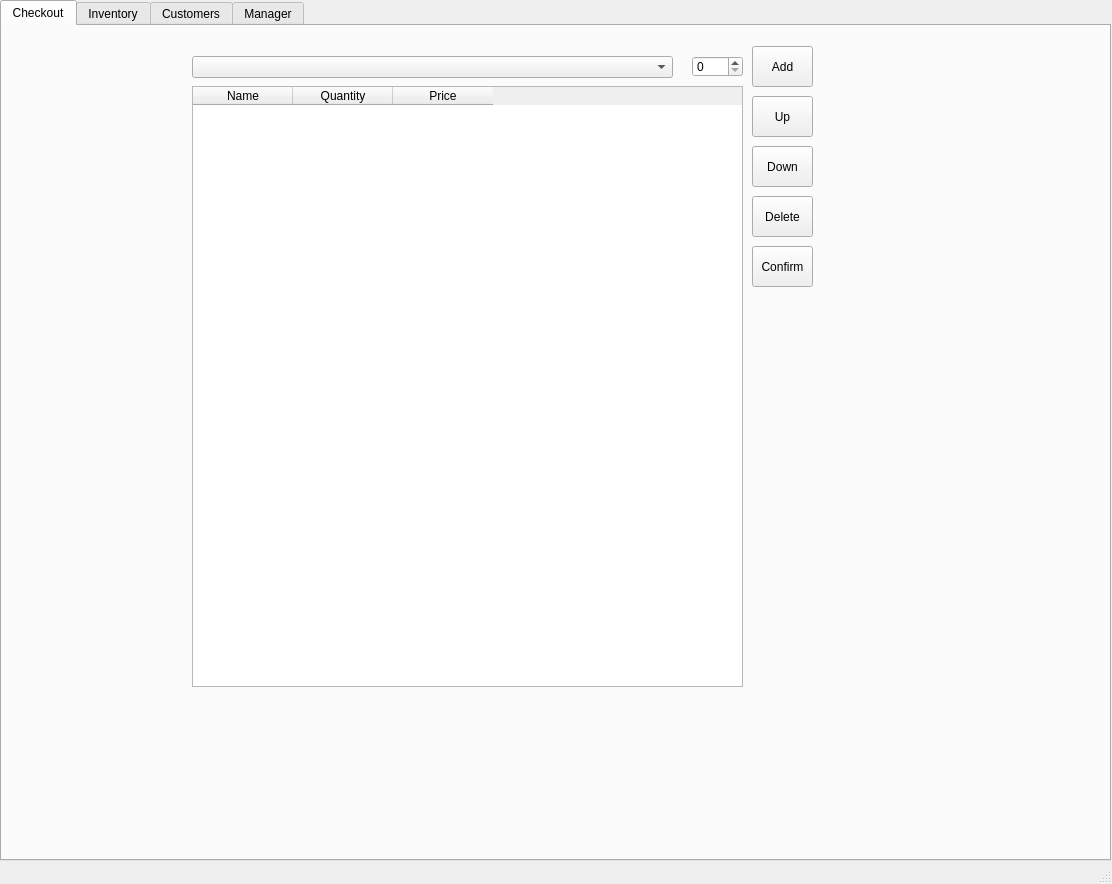
Qt form easy-cheese.ui (Crunchymcbones/Demo-store) before a commit.
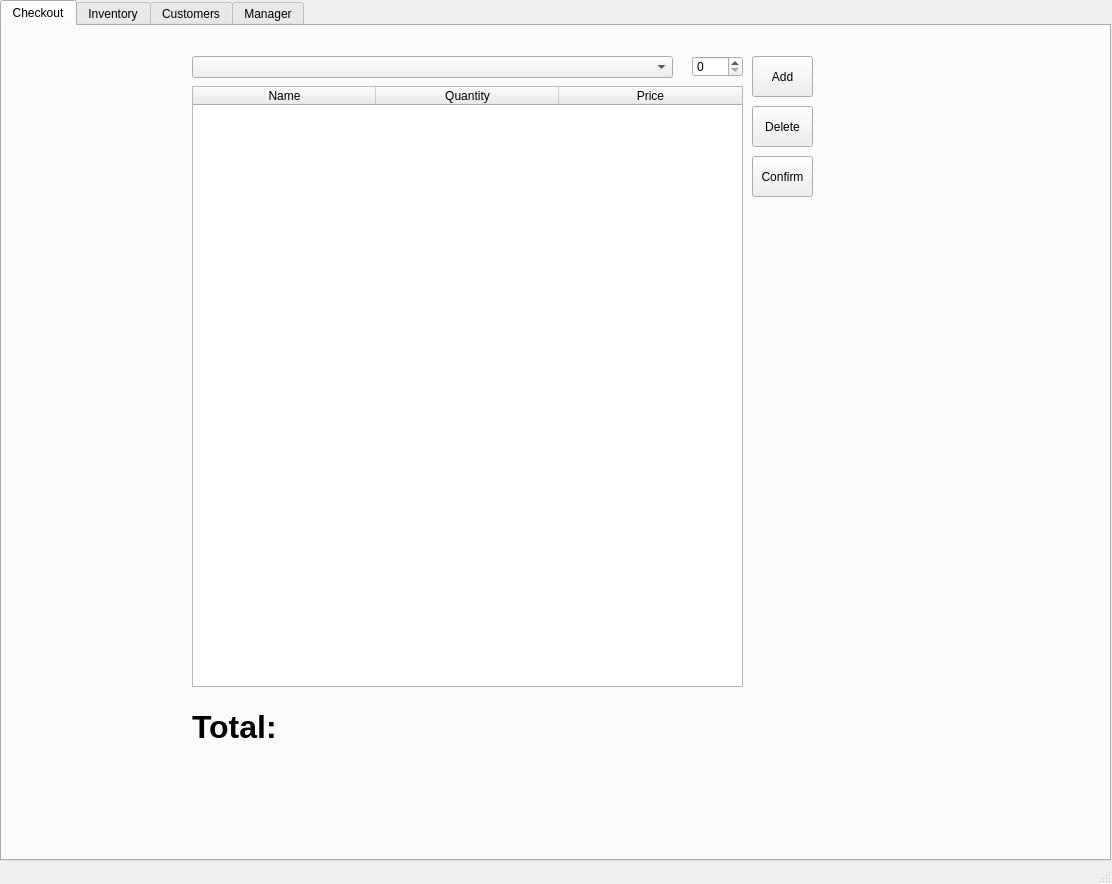
The same form after that commit.

Commit message: Fixed value error, added delete button, fixed other issues and added feedback labels.

```diff
--- a/easy-cheese.ui
+++ b/easy-cheese.ui
@@ -40,7 +40,7 @@
        </rect>
       </property>
       <attribute name="horizontalHeaderDefaultSectionSize">
-       <number>100</number>
+       <number>183</number>
       </attribute>
       <attribute name="verticalHeaderVisible">
        <bool>false</bool>
@@ -85,7 +85,7 @@
       <property name="geometry">
        <rect>
         <x>750</x>
-        <y>20</y>
+        <y>30</y>
         <width>61</width>
         <height>41</height>
        </rect>
@@ -94,37 +94,11 @@
        <string>Add</string>
       </property>
      </widget>
-     <widget class="QPushButton" name="coUpBtn">
-      <property name="geometry">
-       <rect>
-        <x>750</x>
-        <y>70</y>
-        <width>61</width>
-        <height>41</height>
-       </rect>
-      </property>
-      <property name="text">
-       <string>Up</string>
-      </property>
-     </widget>
-     <widget class="QPushButton" name="coDownBtn">
-      <property name="geometry">
-       <rect>
-        <x>750</x>
-        <y>120</y>
-        <width>61</width>
-        <height>41</height>
-       </rect>
-      </property>
-      <property name="text">
-       <string>Down</string>
-      </property>
-     </widget>
      <widget class="QPushButton" name="coDeleteBtn">
       <property name="geometry">
        <rect>
         <x>750</x>
-        <y>170</y>
+        <y>80</y>
         <width>61</width>
         <height>41</height>
        </rect>
@@ -137,7 +111,7 @@
       <property name="geometry">
        <rect>
         <x>750</x>
-        <y>220</y>
+        <y>130</y>
         <width>61</width>
         <height>41</height>
        </rect>
@@ -146,6 +120,46 @@
        <string>Confirm</string>
       </property>
      </widget>
+     <widget class="QLabel" name="label_8">
+      <property name="geometry">
+       <rect>
+        <x>190</x>
+        <y>670</y>
+        <width>141</width>
+        <height>61</height>
+       </rect>
+      </property>
+      <property name="font">
+       <font>
+        <pointsize>24</pointsize>
+        <weight>75</weight>
+        <bold>true</bold>
+       </font>
+      </property>
+      <property name="text">
+       <string>Total:</string>
+      </property>
+     </widget>
+     <widget class="QLabel" name="lblCoTotal">
+      <property name="geometry">
+       <rect>
+        <x>290</x>
+        <y>670</y>
+        <width>451</width>
+        <height>61</height>
+       </rect>
+      </property>
+      <property name="font">
+       <font>
+        <pointsize>24</pointsize>
+        <weight>75</weight>
+        <bold>true</bold>
+       </font>
+      </property>
+      <property name="text">
+       <string/>
+      </property>
+     </widget>
     </widget>
     <widget class="QWidget" name="tab_2">
      <attribute name="title">
```
The commit also changes 1 other file.
